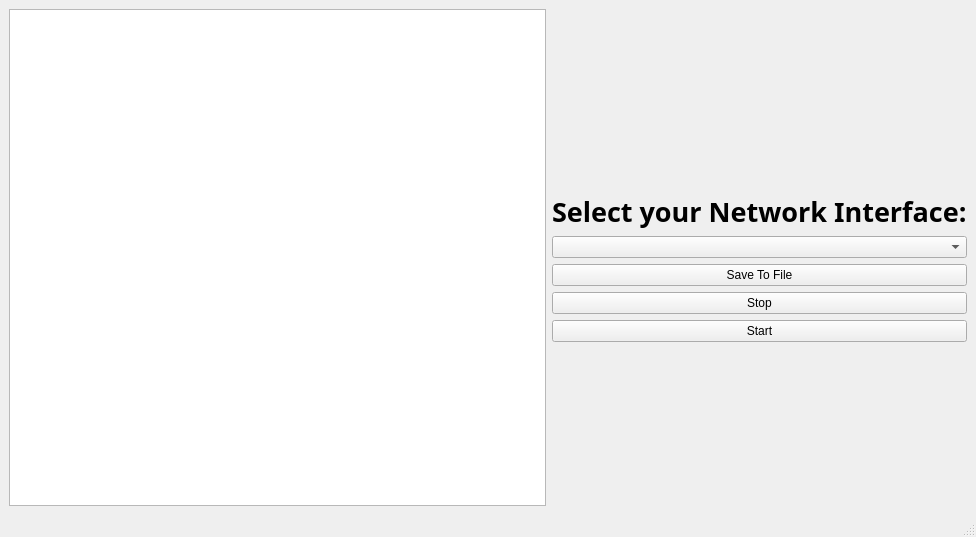
This is NGFW/mainwindow.ui in kaustuvpokharel/FireWall_Version2 as Qt 5 draws it before an edit. The edited form follows.
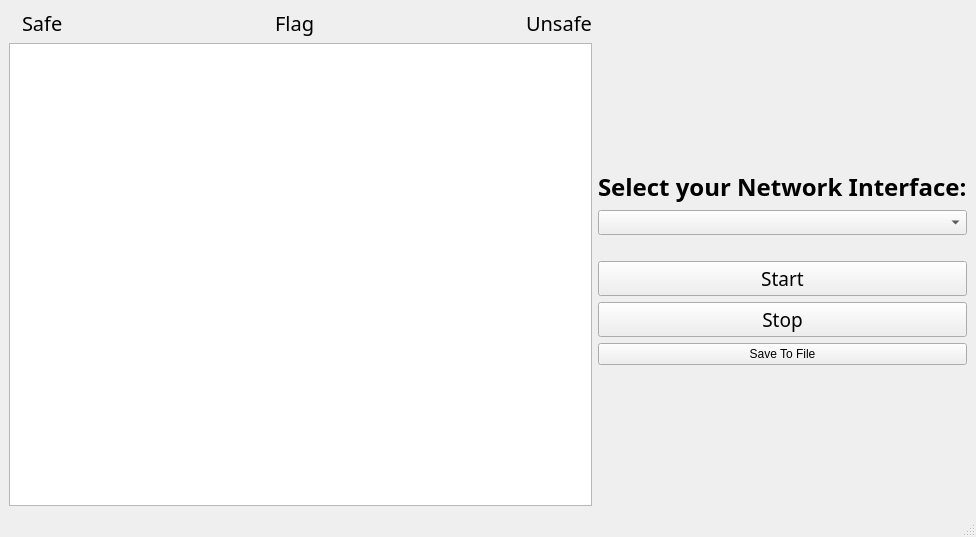
This is the edited form. Icons and pictures are not drawn.

Diff of the .ui file:
```diff
--- a/NGFW/mainwindow.ui
+++ b/NGFW/mainwindow.ui
@@ -34,6 +34,135 @@
    <layout class="QHBoxLayout" name="horizontalLayout">
     <item>
      <layout class="QVBoxLayout" name="verticalLayout">
+      <item>
+       <layout class="QHBoxLayout" name="horizontalLayout_2">
+        <item>
+         <widget class="QLabel" name="w">
+          <property name="maximumSize">
+           <size>
+            <width>46</width>
+            <height>23</height>
+           </size>
+          </property>
+          <property name="text">
+           <string/>
+          </property>
+          <property name="pixmap">
+           <pixmap>../../../Documents/QT_learn/Firewall2/Resources/W.png</pixmap>
+          </property>
+          <property name="scaledContents">
+           <bool>true</bool>
+          </property>
+         </widget>
+        </item>
+        <item>
+         <widget class="QLabel" name="label_3">
+          <property name="font">
+           <font>
+            <family>Poppins</family>
+            <pointsize>15</pointsize>
+           </font>
+          </property>
+          <property name="text">
+           <string>Safe</string>
+          </property>
+         </widget>
+        </item>
+        <item>
+         <spacer name="horizontalSpacer">
+          <property name="orientation">
+           <enum>Qt::Horizontal</enum>
+          </property>
+          <property name="sizeHint" stdset="0">
+           <size>
+            <width>40</width>
+            <height>20</height>
+           </size>
+          </property>
+         </spacer>
+        </item>
+        <item>
+         <widget class="QLabel" name="Y">
+          <property name="maximumSize">
+           <size>
+            <width>46</width>
+            <height>23</height>
+           </size>
+          </property>
+          <property name="text">
+           <string/>
+          </property>
+          <property name="pixmap">
+           <pixmap>../../../Documents/QT_learn/Firewall2/Resources/Y.png</pixmap>
+          </property>
+          <property name="scaledContents">
+           <bool>true</bool>
+          </property>
+         </widget>
+        </item>
+        <item>
+         <widget class="QLabel" name="label_4">
+          <property name="font">
+           <font>
+            <family>Poppins</family>
+            <pointsize>15</pointsize>
+           </font>
+          </property>
+          <property name="text">
+           <string>Flag</string>
+          </property>
+         </widget>
+        </item>
+        <item>
+         <spacer name="horizontalSpacer_2">
+          <property name="orientation">
+           <enum>Qt::Horizontal</enum>
+          </property>
+          <property name="sizeHint" stdset="0">
+           <size>
+            <width>40</width>
+            <height>20</height>
+           </size>
+          </property>
+         </spacer>
+        </item>
+        <item>
+         <widget class="QLabel" name="R">
+          <property name="maximumSize">
+           <size>
+            <width>46</width>
+            <height>23</height>
+           </size>
+          </property>
+          <property name="text">
+           <string/>
+          </property>
+          <property name="pixmap">
+           <pixmap>../../../Documents/QT_learn/Firewall2/Resources/R.png</pixmap>
+          </property>
+          <property name="scaledContents">
+           <bool>true</bool>
+          </property>
+         </widget>
+        </item>
+        <item>
+         <widget class="QLabel" name="label_5">
+          <property name="font">
+           <font>
+            <family>Poppins</family>
+            <pointsize>15</pointsize>
+           </font>
+          </property>
+          <property name="text">
+           <string>Unsafe</string>
+          </property>
+          <property name="scaledContents">
+           <bool>false</bool>
+          </property>
+         </widget>
+        </item>
+       </layout>
+      </item>
       <item>
        <widget class="QTextEdit" name="outputText"/>
       </item>
@@ -89,8 +218,8 @@
        <widget class="QLabel" name="label_2">
         <property name="font">
          <font>
-          <family>Al Bayan</family>
-          <pointsize>20</pointsize>
+          <family>Poppins</family>
+          <pointsize>18</pointsize>
           <bold>true</bold>
          </font>
         </property>
@@ -100,7 +229,46 @@
        </widget>
       </item>
       <item>
-       <widget class="QComboBox" name="interfaceComboBox"/>
+       <widget class="QComboBox" name="interfaceComboBox">
+        <property name="font">
+         <font>
+          <family>Poppins</family>
+         </font>
+        </property>
+       </widget>
+      </item>
+      <item>
+       <widget class="QLabel" name="label_6">
+        <property name="text">
+         <string/>
+        </property>
+       </widget>
+      </item>
+      <item>
+       <widget class="QPushButton" name="startButton">
+        <property name="font">
+         <font>
+          <family>Poppins</family>
+          <pointsize>14</pointsize>
+         </font>
+        </property>
+        <property name="text">
+         <string>Start</string>
+        </property>
+       </widget>
+      </item>
+      <item>
+       <widget class="QPushButton" name="stopButton">
+        <property name="font">
+         <font>
+          <family>Poppins</family>
+          <pointsize>14</pointsize>
+         </font>
+        </property>
+        <property name="text">
+         <string>Stop</string>
+        </property>
+       </widget>
       </item>
       <item>
        <widget class="QPushButton" name="saveButton">
@@ -112,20 +280,6 @@
       <item>
        <layout class="QHBoxLayout" name="horizontalLayout_4"/>
       </item>
-      <item>
-       <widget class="QPushButton" name="stopButton">
-        <property name="text">
-         <string>Stop</string>
-        </property>
-       </widget>
-      </item>
-      <item>
-       <widget class="QPushButton" name="startButton">
-        <property name="text">
-         <string>Start</string>
-        </property>
-       </widget>
-      </item>
       <item>
        <spacer name="verticalSpacer_2">
         <property name="orientation">
```
